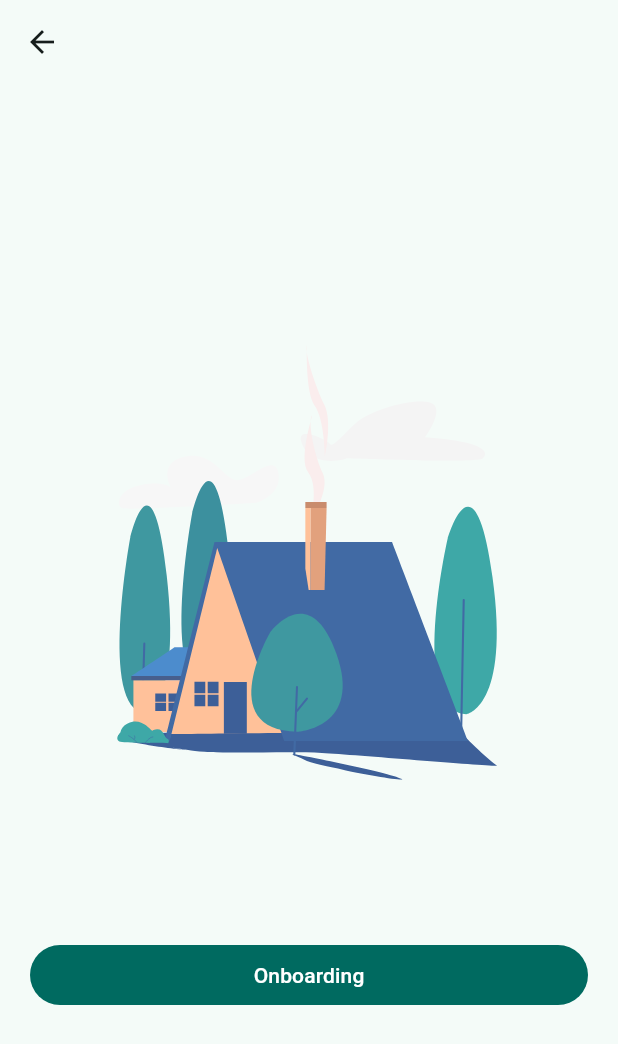
After one commit to assidiqi-git/FlutterMapp-UltimateFlutterTutorial, a Flutter app: the OnboardingPage screen opened directly, on a phone screen of 412 x 824 dp. The commit adds this screen. Shown: the top 1044 px of the screen. Run offline on Flutter 3.47's test engine with Material 3 defaults, Android fonts, the phone set to English and light mode, and no system bars; our stand-ins replace lottie, shared_preferences; accounts and stored records are empty.

Commit message:
UI Modifications

```diff
--- a/lib/data/constants.dart
+++ b/lib/data/constants.dart
@@ -1,4 +1,8 @@
 import 'package:flutter/material.dart';
+
+class KConstants {
+  static const String themeKey = 'themeKey';
+}
 
 class KTextStyle {
   static const TextStyle cardTitle = TextStyle(
@@ -9,3 +13,11 @@ class KTextStyle {
 
   static const TextStyle cardBody = TextStyle(fontSize: 16);
 }
+
+class KContent {
+  static const String introduction = 'Introduction';
+  static const String buildUI = 'Build UI';
+  static const String widget = 'Widget';
+  static const String constant = 'Constant';
+  static const String uiImprove = 'UI Improve';
+}
--- a/lib/main.dart
+++ b/lib/main.dart
@@ -1,13 +1,32 @@
 import 'package:flutter/material.dart';
+import 'package:flutter_app/data/constants.dart';
 import 'package:flutter_app/data/notifiers.dart';
 import 'package:flutter_app/views/pages/welcome_page.dart';
+import 'package:shared_preferences/shared_preferences.dart';
 
 void main() {
   runApp(const MyApp());
 }
 
-class MyApp extends StatelessWidget {
+class MyApp extends StatefulWidget {
   const MyApp({super.key});
+
+  @override
+  State<MyApp> createState() => _MyAppState();
+}
+
+class _MyAppState extends State<MyApp> {
+  @override
+  void initState() {
+    initThemeMode();
+    super.initState();
+  }
+
+  void initThemeMode() async {
+    final SharedPreferences prefs = await SharedPreferences.getInstance();
+    final bool? theme = prefs.getBool(KConstants.themeKey);
+    isDarkModeNotifier.value = theme ?? false;
+  }
 
   @override
   Widget build(BuildContext context) {
--- /dev/null
+++ b/lib/views/pages/onboarding_page.dart
@@ -0,0 +1,49 @@
+import 'package:flutter/material.dart';
+import 'package:flutter_app/views/pages/login_page.dart';
+import 'package:lottie/lottie.dart';
+
+class OnboardingPage extends StatelessWidget {
+  const OnboardingPage({super.key});
+
+  @override
+  Widget build(BuildContext context) {
+    return Scaffold(
+      appBar: AppBar(),
+      body: Center(
+        child: SingleChildScrollView(
+          child: Padding(
+            padding: const EdgeInsets.all(20.0),
+            child: Column(
+              mainAxisAlignment: MainAxisAlignment.center,
+              spacing: 20,
+              children: [
+                Column(
+                  spacing: 10,
+                  children: [
+                    Lottie.asset('assets/lotties/welcome.json', height: 400),
+                  ],
+                ),
+                FilledButton(
+                  onPressed: () {
+                    Navigator.push(
+                      context,
+                      MaterialPageRoute(
+                        builder: (context) {
+                          return LoginPage(title: 'Login');
+                        },
+                      ),
+                    );
+                  },
+                  style: ElevatedButton.styleFrom(
+                    minimumSize: Size(double.infinity, 40),
+                  ),
+                  child: Text('Onboarding'),
+                ),
+              ],
+            ),
+          ),
+        ),
+      ),
+    );
+  }
+}
--- a/lib/views/pages/welcome_page.dart
+++ b/lib/views/pages/welcome_page.dart
@@ -1,5 +1,6 @@
 import 'package:flutter/material.dart';
 import 'package:flutter_app/views/pages/login_page.dart';
+import 'package:flutter_app/views/pages/onboarding_page.dart';
 import 'package:lottie/lottie.dart';
 
 class WelcomePage extends StatelessWidget {
@@ -34,7 +35,7 @@ class WelcomePage extends StatelessWidget {
                         context,
                         MaterialPageRoute(
                           builder: (context) {
-                            return LoginPage(title: 'Register');
+                            return OnboardingPage();
                           },
                         ),
                       );
--- a/pubspec.yaml
+++ b/pubspec.yaml
@@ -35,6 +35,7 @@ dependencies:
   # Use with the CupertinoIcons class for iOS style icons.
   cupertino_icons: ^1.0.8
   lottie: ^3.3.2
+  shared_preferences: ^2.5.3
 
 dev_dependencies:
   flutter_test:
```
Also changed, not shown: lib/views/pages/home_page.dart (+15 -17 lines), lib/views/pages/login_page.dart (+8 -5 lines), lib/views/widget_tree.dart (+9 -1 lines), lib/views/widgets/container_widget.dart (added, +29 -0 lines), pubspec.lock, 1 other file.
